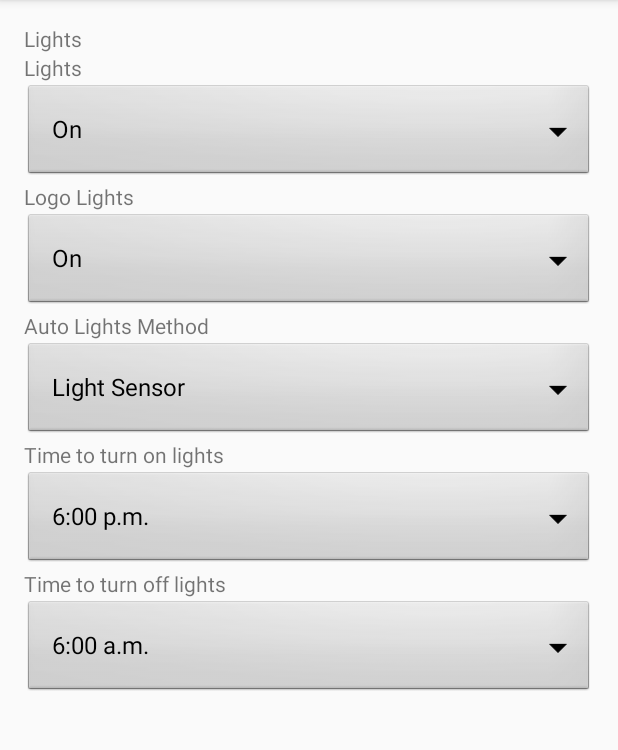
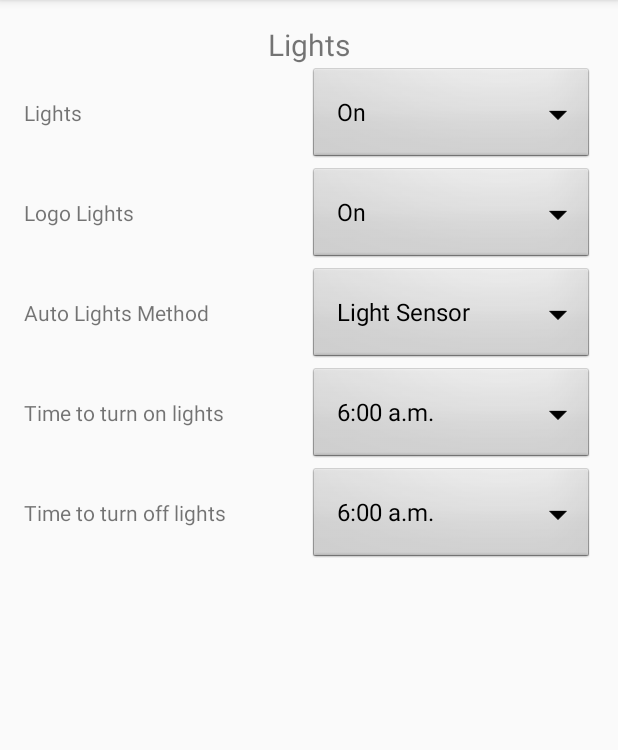
Before and after one commit to PreDated92/BenoReno, an Android app: the fragment FragmentSettingsLights shown on its own in the app's theme, on a phone screen of 412 x 824 dp, the part 84-834 px from its top. Run offline under Robolectric (Android 15) with nearby library versions, the phone set to English and light mode, and no system bars.

Commit message:
Changed design layouts for settings

```diff
--- a/app/src/main/java/com/example/lk/benoreno/ControlView/DisplayTilePasView.java
+++ b/app/src/main/java/com/example/lk/benoreno/ControlView/DisplayTilePasView.java
@@ -33,9 +33,6 @@ public class DisplayTilePasView extends DisplayTileView {
         super(context, attrs, defStyle);
     }
 
-    /**
-     * Load component XML layout
-     */
     @Override
     protected void initControl(Context context)
     {
@@ -44,7 +41,6 @@ public class DisplayTilePasView extends DisplayTileView {
 
         inflater.inflate(R.layout.control_pas_tile, this);
 
-        // layout is inflated, assign local variables to components
         _tvValue = findViewById(R.id.tvValue);
         _tvUnit = findViewById(R.id.tvUnit);
         _tvTitle = findViewById(R.id.tvTitle);
--- /dev/null
+++ b/app/src/main/java/com/example/lk/benoreno/ControlView/TextSpinnerComboView.java
@@ -0,0 +1,58 @@
+package com.example.lk.benoreno.ControlView;
+
+import android.content.Context;
+import android.util.AttributeSet;
+import android.view.LayoutInflater;
+import android.widget.ArrayAdapter;
+import android.widget.LinearLayout;
+import android.widget.Spinner;
+import android.widget.TextView;
+
+import com.example.lk.benoreno.R;
+
+public class TextSpinnerComboView extends LinearLayout {
+
+    protected Spinner _spValues;
+    protected TextView _tvTitle;
+
+    public TextSpinnerComboView(Context context)
+    {
+        super(context);
+        initControl(context);
+    }
+
+    public TextSpinnerComboView(Context context, AttributeSet attrs) {
+        super(context, attrs);
+        initControl(context);
+    }
+
+    public TextSpinnerComboView(Context context, AttributeSet attrs, int defStyle) {
+        super(context, attrs, defStyle);
+        initControl(context);
+    }
+
+    protected void initControl(Context context)
+    {
+        LayoutInflater inflater = (LayoutInflater)
+                context.getSystemService(Context.LAYOUT_INFLATER_SERVICE);
+
+        inflater.inflate(R.layout.control_text_view_spinner_combo, this);
+
+        _spValues = findViewById(R.id.spValues);
+        _tvTitle = findViewById(R.id.tvTitle);
+    }
+
+    public void setDropdownItems(String[] items)
+    {
+        ArrayAdapter<String> valuesAdapter = new ArrayAdapter<>(getContext(), android.R.layout.simple_spinner_dropdown_item, items);
+        _spValues.setAdapter(valuesAdapter);
+    }
+
+    public void setDispTitle(String dispTitle) {
+        _tvTitle.setText(dispTitle);
+    }
+
+    public String getDispTitle() {
+        return _tvTitle.getText().toString();
+    }
+}
--- a/app/src/main/java/com/example/lk/benoreno/FragmentSubSettings/FragmentSettingsLights.java
+++ b/app/src/main/java/com/example/lk/benoreno/FragmentSubSettings/FragmentSettingsLights.java
@@ -8,15 +8,16 @@ import android.view.ViewGroup;
 import android.widget.ArrayAdapter;
 import android.widget.Spinner;
 
+import com.example.lk.benoreno.ControlView.TextSpinnerComboView;
 import com.example.lk.benoreno.R;
 
 public class FragmentSettingsLights extends Fragment {
 
-    private Spinner _spLights;
-    private Spinner _spLogoLights;
-    private Spinner _spAutoLightsMethod;
-    private Spinner _spAutoLightsTimeOn;
-    private Spinner _spAutoLightsTimeOff;
+    private TextSpinnerComboView _spLights;
+    private TextSpinnerComboView _spLogoLights;
+    private TextSpinnerComboView _spAutoLightsMethod;
+    private TextSpinnerComboView _spAutoLightsTimeOn;
+    private TextSpinnerComboView _spAutoLightsTimeOff;
 
     @Override
     public void onCreate(Bundle savedInstanceState) {
@@ -27,36 +28,36 @@ public class FragmentSettingsLights extends Fragment {
     public View onCreateView(LayoutInflater inflater, ViewGroup container, Bundle savedInstanceState) {
         View fragView = inflater.inflate(R.layout.fragment_settings_lights, container, false);
 
-        _spLights =  fragView.findViewById(R.id.spLights);
+        _spLights = fragView.findViewById(R.id.spLights);
         _spLogoLights = fragView.findViewById(R.id.spLogoLights);
-        _spAutoLightsMethod =  fragView.findViewById(R.id.spAutoLightsMethod);
+        _spAutoLightsMethod = fragView.findViewById(R.id.spAutoLightsMethod);
         _spAutoLightsTimeOn = fragView.findViewById(R.id.spAutoLightsTimeOn);
-        _spAutoLightsTimeOff =  fragView.findViewById(R.id.spAutoLightsTimeOff);
+        _spAutoLightsTimeOff = fragView.findViewById(R.id.spAutoLightsTimeOff);
         CreateSpinnerAdapter();
 
         return fragView;
     }
 
-    private void CreateSpinnerAdapter()
-    {
+    private void CreateSpinnerAdapter() {
         String[] items = new String[]{"On", "Off", "Auto"};
-        ArrayAdapter<String> adapter = new ArrayAdapter<>(getActivity(), android.R.layout.simple_spinner_dropdown_item, items);
-        _spLights.setAdapter(adapter);
+        _spLights.setDropdownItems(items);
+        _spLights.setDispTitle("Lights");
 
-        adapter = new ArrayAdapter<>(getActivity(), android.R.layout.simple_spinner_dropdown_item, items);
-        _spLogoLights.setAdapter(adapter);
+        items = new String[]{"On", "Off", "Auto"};
+        _spLogoLights.setDropdownItems(items);
+        _spLogoLights.setDispTitle("Logo Lights");
 
         items = new String[]{"Light Sensor", "Time"};
-        adapter = new ArrayAdapter<>(getActivity(), android.R.layout.simple_spinner_dropdown_item, items);
-        _spAutoLightsMethod.setAdapter(adapter);
+        _spAutoLightsMethod.setDropdownItems(items);
+        _spAutoLightsMethod.setDispTitle("Auto Lights Method");
 
         // This is weird, maybe need to consider a different control~
-        items = new String[]{"6:00 p.m.", "7:00 p.m."};
-        adapter = new ArrayAdapter<>(getActivity(), android.R.layout.simple_spinner_dropdown_item, items);
-        _spAutoLightsTimeOn.setAdapter(adapter);
+        items = new String[]{"6:00 a.m.", "7:00 a.m."};
+        _spAutoLightsTimeOn.setDropdownItems(items);
+        _spAutoLightsTimeOn.setDispTitle("Time to turn on lights");
 
         items = new String[]{"6:00 a.m.", "7:00 a.m."};
-        adapter = new ArrayAdapter<>(getActivity(), android.R.layout.simple_spinner_dropdown_item, items);
-        _spAutoLightsTimeOff.setAdapter(adapter);
+        _spAutoLightsTimeOff.setDropdownItems(items);
+        _spAutoLightsTimeOff.setDispTitle("Time to turn off lights");
     }
 }
--- /dev/null
+++ b/app/src/main/res/layout/control_text_view_spinner_combo.xml
@@ -0,0 +1,21 @@
+<?xml version="1.0" encoding="utf-8"?>
+<LinearLayout  xmlns:android="http://schemas.android.com/apk/res/android"
+    android:layout_width="match_parent"
+    android:layout_height="match_parent"
+    android:orientation="horizontal">
+
+    <TextView
+        android:id="@+id/tvTitle"
+        android:layout_width="0dp"
+        android:layout_height="wrap_content"
+        android:layout_weight="1"
+        android:text="Title" />
+
+    <Spinner
+        android:id="@+id/spValues"
+        android:layout_width="0dp"
+        android:layout_height="wrap_content"
+        android:layout_weight="1"
+        android:background="@android:drawable/btn_dropdown"
+        android:spinnerMode="dropdown" />
+</LinearLayout>
--- a/app/src/main/res/layout/fragment_settings_lights.xml
+++ b/app/src/main/res/layout/fragment_settings_lights.xml
@@ -9,68 +9,53 @@
     android:orientation="vertical">
 
     <TextView
+        android:id="@+id/tvTitle"
+        style="@style/bigText"
         android:layout_width="wrap_content"
         android:layout_height="wrap_content"
+        android:layout_gravity="center"
         android:text="Lights"/>
 
-    <TextView
-        android:layout_width="wrap_content"
-        android:layout_height="wrap_content"
-        android:text="Lights"/>
+    <ScrollView
+        android:layout_width="fill_parent"
+        android:layout_height="fill_parent"
+        android:fillViewport="true"
+        android:orientation="vertical" >
 
-    <Spinner
+        <LinearLayout
+            android:layout_width="match_parent"
+            android:layout_height="match_parent"
+            android:orientation="vertical">
+
+            <com.example.lk.benoreno.ControlView.TextSpinnerComboView
                 android:id="@+id/spLights"
                 android:layout_width="match_parent"
-        android:layout_height="wrap_content"
-        android:background="@android:drawable/btn_dropdown"
-        android:spinnerMode="dropdown"/>
+                android:layout_height="match_parent">
+            </com.example.lk.benoreno.ControlView.TextSpinnerComboView>
 
-    <TextView
-        android:layout_width="wrap_content"
-        android:layout_height="wrap_content"
-        android:text="Logo Lights"/>
-
-    <Spinner
+            <com.example.lk.benoreno.ControlView.TextSpinnerComboView
                 android:id="@+id/spLogoLights"
                 android:layout_width="match_parent"
-        android:layout_height="wrap_content"
-        android:background="@android:drawable/btn_dropdown"
-        android:spinnerMode="dropdown"/>
+                android:layout_height="match_parent">
+            </com.example.lk.benoreno.ControlView.TextSpinnerComboView>
 
-    <TextView
-        android:layout_width="wrap_content"
-        android:layout_height="wrap_content"
-        android:text="Auto Lights Method"/>
-
-    <Spinner
+            <com.example.lk.benoreno.ControlView.TextSpinnerComboView
                 android:id="@+id/spAutoLightsMethod"
                 android:layout_width="match_parent"
-        android:layout_height="wrap_content"
-        android:background="@android:drawable/btn_dropdown"
-        android:spinnerMode="dropdown"/>
+                android:layout_height="match_parent">
+            </com.example.lk.benoreno.ControlView.TextSpinnerComboView>
 
-    <TextView
-        android:layout_width="wrap_content"
-        android:layout_height="wrap_content"
-        android:text="Time to turn on lights"/>
-
-    <Spinner
+            <com.example.lk.benoreno.ControlView.TextSpinnerComboView
                 android:id="@+id/spAutoLightsTimeOn"
                 android:layout_width="match_parent"
-        android:layout_height="wrap_content"
-        android:background="@android:drawable/btn_dropdown"
-        android:spinnerMode="dropdown"/>
+                android:layout_height="match_parent">
+            </com.example.lk.benoreno.ControlView.TextSpinnerComboView>
 
-    <TextView
-        android:layout_width="wrap_content"
-        android:layout_height="wrap_content"
-        android:text="Time to turn off lights"/>
-
-    <Spinner
+            <com.example.lk.benoreno.ControlView.TextSpinnerComboView
                 android:id="@+id/spAutoLightsTimeOff"
                 android:layout_width="match_parent"
-        android:layout_height="wrap_content"
-        android:background="@android:drawable/btn_dropdown"
-        android:spinnerMode="dropdown"/>
-
+                android:layout_height="match_parent">
+            </com.example.lk.benoreno.ControlView.TextSpinnerComboView>
         </LinearLayout>
+    </ScrollView>
+</LinearLayout>
```
Also changed, not shown: app/src/main/java/com/example/lk/benoreno/ControlView/DisplayTileView.java (+3 -6 lines), app/src/main/res/layout/fragment_settings_automation.xml (+48 -19 lines), app/src/main/res/layout/fragment_settings_bike_info.xml (+15 -12 lines). Lines whose indentation alone changed are shown as unchanged.
